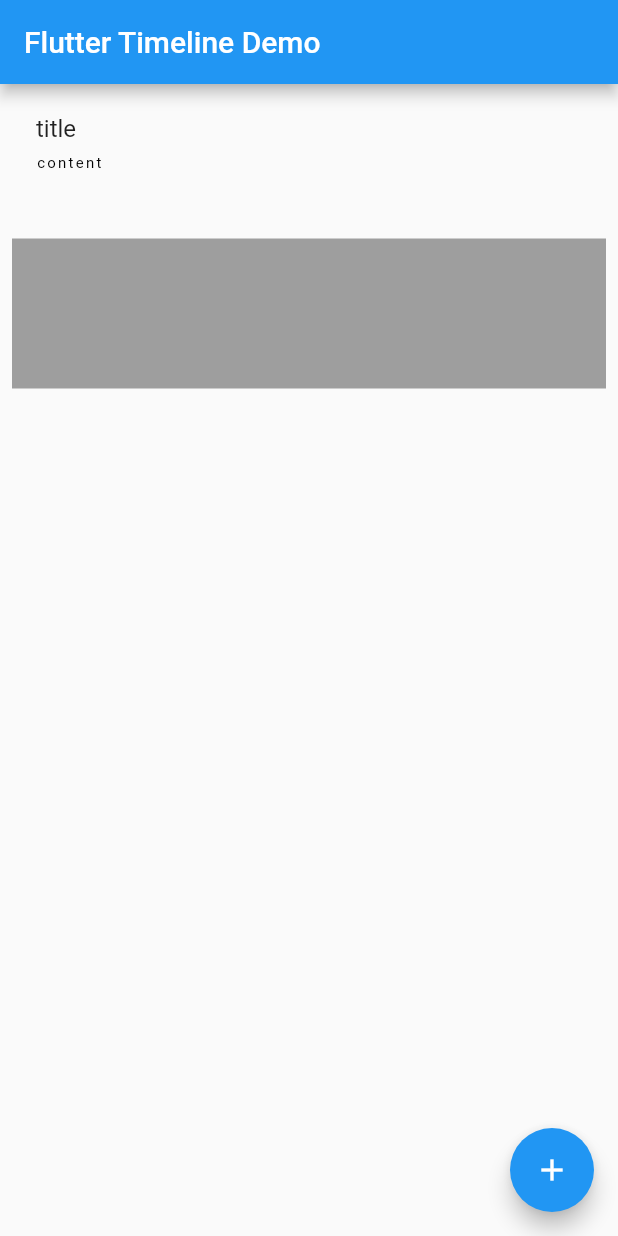
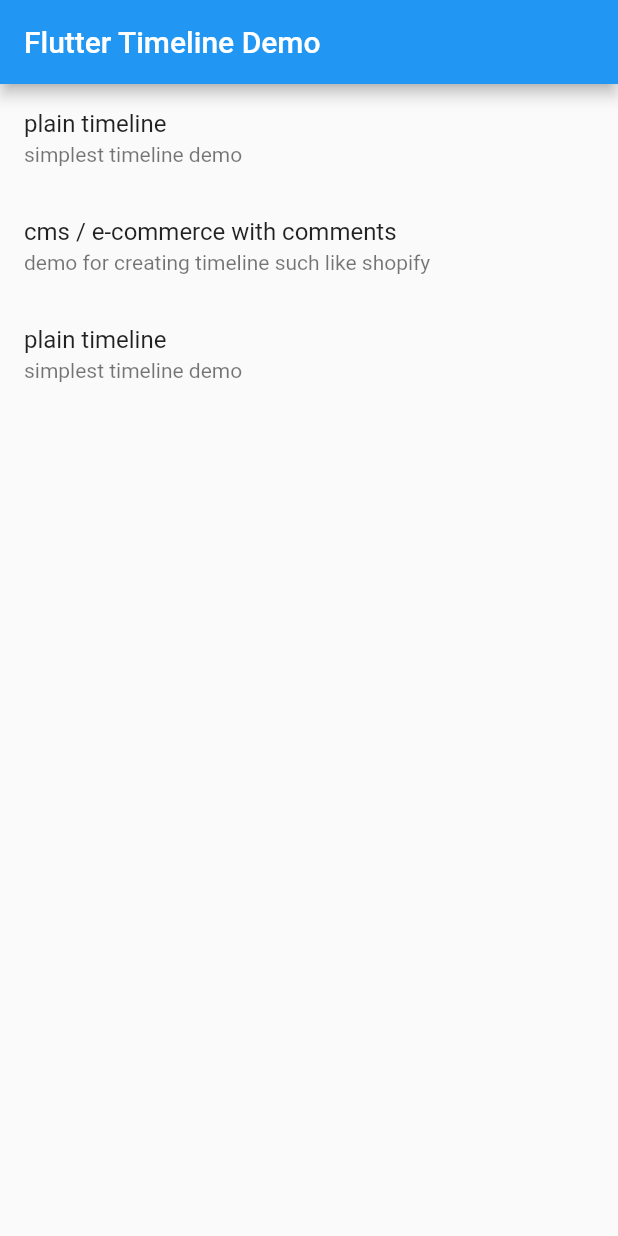
Before and after one commit to gridaco/flutter-timeline, a Flutter app: the screen it shows after launch, on a phone screen of 412 x 824 dp. Run offline on Flutter 3.47's test engine with Material 2 defaults, Android fonts, the phone set to English and light mode, and no system bars.

Commit message:
😇 updated examples & updated readme

```diff
--- a/example/lib/main.dart
+++ b/example/lib/main.dart
@@ -1,3 +1,5 @@
+import 'package:example/screen/cms_comments_demo.dart';
+import 'package:example/screen/plain_timeline_demo.dart';
 import 'package:flutter/material.dart';
 import 'package:flutter_timeline/flutter_timeline.dart';
 
@@ -15,10 +17,32 @@ class TimelineDemoApp extends StatelessWidget {
         primarySwatch: Colors.blue,
         visualDensity: VisualDensity.adaptivePlatformDensity,
       ),
+      routes: {
+        PlainTimelineDemoScreen.routeName: (c) => PlainTimelineDemoScreen(),
+        CmsCommentsDemoScreen.routeName: (c) => CmsCommentsDemoScreen(),
+      },
       home: DemoHomePage(title: 'Flutter Timeline Demo'),
     );
   }
 }
+
+List<DemoScreen> demos = [
+  DemoScreen(
+      name: "plain timeline",
+      description: "simplest timeline demo",
+      cover: null,
+      route: PlainTimelineDemoScreen.routeName),
+  DemoScreen(
+      name: "cms / e-commerce with comments",
+      description: "demo for creating timeline such like shopify",
+      cover: null,
+      route: CmsCommentsDemoScreen.routeName),
+  DemoScreen(
+      name: "plain timeline",
+      description: "simplest timeline demo",
+      cover: null,
+      route: PlainTimelineDemoScreen.routeName),
+];
 
 class DemoHomePage extends StatefulWidget {
   DemoHomePage({Key key, this.title}) : super(key: key);
@@ -36,46 +60,39 @@ class _DemoHomePageState extends State<DemoHomePage> {
         title: Text(widget.title),
       ),
       body: _buildBody(),
-      floatingActionButton: FloatingActionButton(
-        onPressed: _addEvent,
-        tooltip: 'add new event',
-        child: Icon(Icons.add),
-      ),
     );
   }
 
-  void _addEvent() {
-    setState(() {
-      events.add(TimelineEventDisplay(
-          child: TimelineEventCard(
-            title: Text("title"),
-            content: Text("content"),
-          ),
-          indicator: TimelineDots.of(context).circleIcon));
-    });
+  Widget _buildDemoEntries() {
+    return ListView.builder(
+      itemBuilder: (c, i) {
+        var data = demos[i];
+        return ListTile(
+          title: Text(data.name),
+          subtitle: Text(data.description),
+          onTap: () {
+            Navigator.of(context).pushNamed(data.route);
+          },
+        );
+      },
+      itemCount: demos.length,
+    );
   }
 
   Widget _buildBody() {
-    return _buildTimeline();
-  }
-
-  List<TimelineEventDisplay> events = [
-    TimelineEventDisplay(
-      child: TimelineEventCard(
-        title: Text("title"),
-        content: Text("content"),
-      ),
-    ),
-    TimelineEventDisplay(
-      child: Container(height: 100, color: Colors.grey),
-    )
-  ];
-
-  Widget _buildTimeline() {
-    return Timeline(
-      indicatorSize: 56,
-      indicatorStyle: PaintingStyle.stroke,
-      events: events,
-    );
+    return _buildDemoEntries();
   }
 }
+
+class DemoScreen {
+  DemoScreen(
+      {@required this.name,
+      @required this.description,
+      @required this.cover,
+      @required this.route});
+
+  final String name;
+  final String description;
+  final String cover;
+  final String route;
+}
--- a/lib/timeline.dart
+++ b/lib/timeline.dart
@@ -164,15 +164,15 @@ class _LineIndicatorPainter extends CustomPainter {
   @override
   void paint(Canvas canvas, Size size) {
     final indicatorRadius = indicatorSize / 2;
-    final halfItemGap = itemGap / 2;
     final indicatorMargin = indicatorRadius + lineGap;
+    final safeItemGap = indicatorMargin + 0.0;
 
-    final top = size.topLeft(Offset(indicatorRadius, 0.0 - itemGap));
+    final top = size.topLeft(Offset(indicatorRadius, 0.0 - safeItemGap));
     final centerTop = size.centerLeft(
       Offset(indicatorRadius, -indicatorMargin),
     );
 
-    final bottom = size.bottomLeft(Offset(indicatorRadius, 0.0 + halfItemGap));
+    final bottom = size.bottomLeft(Offset(indicatorRadius, 0.0 + safeItemGap));
     final centerBottom = size.centerLeft(
       Offset(indicatorRadius, indicatorMargin),
     );
```
Also changed, not shown: example/lib/screen/cms_comments_demo.dart (added, +48 -0 lines), example/lib/screen/dessert_stories_demo.dart (added, +15 -0 lines), example/lib/screen/plain_timeline_demo.dart (added, +66 -0 lines), example/lib/screen/timeline_1_screen.dart (deleted, +0 -15 lines), example/pubspec.lock, 1 other file.
